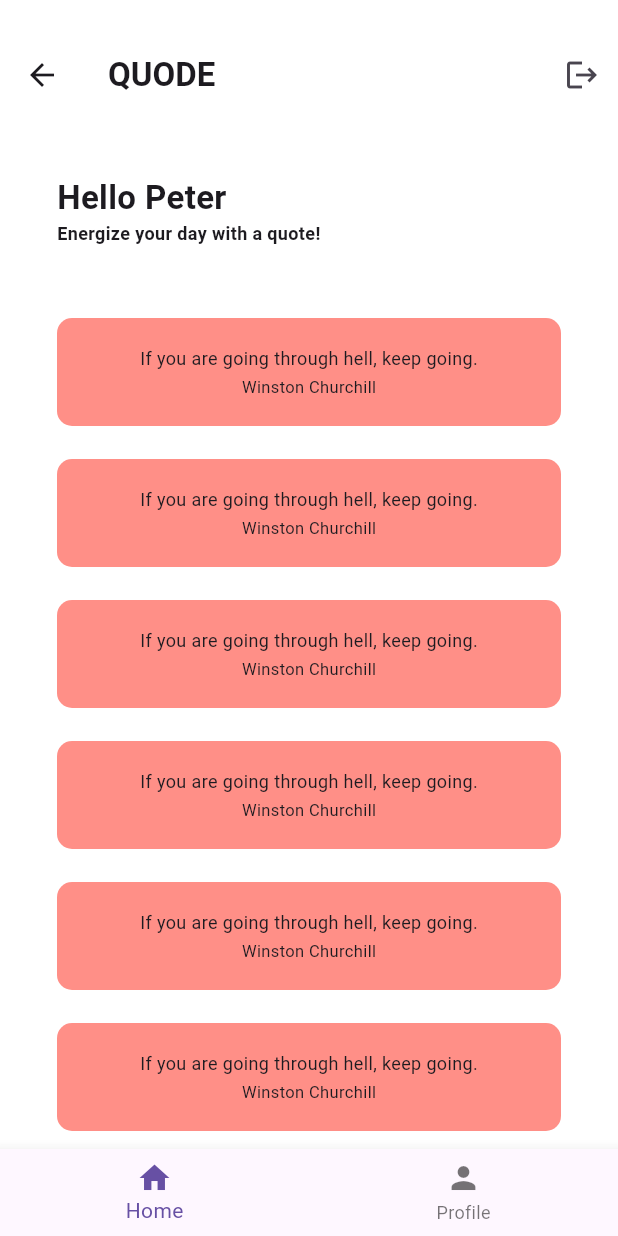
After one commit to KubangPawis/gdsc-quote-app, a Flutter app: the HomePage screen opened directly, on a phone screen of 412 x 824 dp. The commit adds this screen. Run offline on Flutter 3.47's test engine with Material 3 defaults, Android fonts, the phone set to English and light mode, and no system bars; our stand-ins replace google_sign_in.

Commit message:
feat: add Home page

```diff
--- a/frontend/lib/main.dart
+++ b/frontend/lib/main.dart
@@ -1,5 +1,6 @@
 import 'package:flutter/material.dart';
 import 'package:frontend/pages/log_in_page.dart';
+import 'package:frontend/pages/home_page.dart';
 
 void main() {
   runApp(const Quode());
--- /dev/null
+++ b/frontend/lib/pages/home_page.dart
@@ -0,0 +1,107 @@
+import 'package:flutter/material.dart';
+
+class HomePage extends StatefulWidget {
+  const HomePage({super.key});
+
+  @override
+  State<HomePage> createState() => _HomePageState();
+}
+
+class _HomePageState extends State<HomePage> {
+  List<List<String>> quoteList = [
+    ['Winston Churchill', 'If you are going through hell, keep going.'],
+    ['Winston Churchill', 'If you are going through hell, keep going.'],
+    ['Winston Churchill', 'If you are going through hell, keep going.'],
+    ['Winston Churchill', 'If you are going through hell, keep going.'],
+    ['Winston Churchill', 'If you are going through hell, keep going.'],
+    ['Winston Churchill', 'If you are going through hell, keep going.'],
+    ['Winston Churchill', 'If you are going through hell, keep going.'],
+    ['Winston Churchill', 'If you are going through hell, keep going.'],
+    ['Winston Churchill', 'If you are going through hell, keep going.'],
+    ['Winston Churchill', 'If you are going through hell, keep going.'],
+  ];
+
+  int _currentPageIndex = 0;
+
+  @override
+  Widget build(BuildContext context) {
+    return Scaffold(
+      backgroundColor: Colors.white,
+      appBar: AppBar(
+        backgroundColor: Colors.white,
+        toolbarHeight: 100,
+        centerTitle: false,
+        title: Text('QUODE',
+            style: TextStyle(
+              fontSize: 22,
+              fontWeight: FontWeight.bold,
+            )),
+        actions: [
+          IconButton(onPressed: () {}, icon: Icon(Icons.logout, size: 24))
+        ],
+      ),
+      bottomNavigationBar: BottomNavigationBar(
+        type: BottomNavigationBarType.fixed,
+        currentIndex: _currentPageIndex,
+        items: [
+          BottomNavigationBarItem(
+              label: 'Home', icon: Icon(Icons.home, size: 24)),
+          BottomNavigationBarItem(
+              label: 'Profile', icon: Icon(Icons.person, size: 24)),
+        ],
+      ),
+      body: Padding(
+        padding: EdgeInsets.symmetric(horizontal: 38),
+        child: Column(
+          mainAxisAlignment: MainAxisAlignment.start,
+          crossAxisAlignment: CrossAxisAlignment.start,
+          children: [
+            // Greeting Text
+            Padding(
+              padding: EdgeInsets.only(top: 16, bottom: 48),
+              child: Column(
+                mainAxisAlignment: MainAxisAlignment.start,
+                crossAxisAlignment: CrossAxisAlignment.start,
+                children: [
+                  Text('Hello Peter',
+                      style:
+                          TextStyle(fontSize: 22, fontWeight: FontWeight.bold)),
+                  Text('Energize your day with a quote!',
+                      style:
+                          TextStyle(fontSize: 12, fontWeight: FontWeight.bold)),
+                ],
+              ),
+            ),
+
+            // Quote List
+            Expanded(
+                child: ListView.builder(
+              itemCount: quoteList.length,
+              itemBuilder: (context, index) {
+                // Get key value pairs in map
+                String author = quoteList[index][0];
+                String quoteText = quoteList[index][1];
+
+                return Padding(
+                  padding: const EdgeInsets.only(bottom: 22),
+                  child: Container(
+                    padding: EdgeInsets.symmetric(horizontal: 12, vertical: 18),
+                    decoration: BoxDecoration(
+                      color: const Color.fromARGB(255, 255, 143, 135),
+                      borderRadius: BorderRadius.circular(10),
+                    ),
+                    child: Column(children: [
+                      Text(quoteText, style: TextStyle(fontSize: 12)),
+                      SizedBox(height: 3),
+                      Text(author, style: TextStyle(fontSize: 11)),
+                    ]),
+                  ),
+                );
+              },
+            )),
+          ],
+        ),
+      ),
+    );
+  }
+}
```
